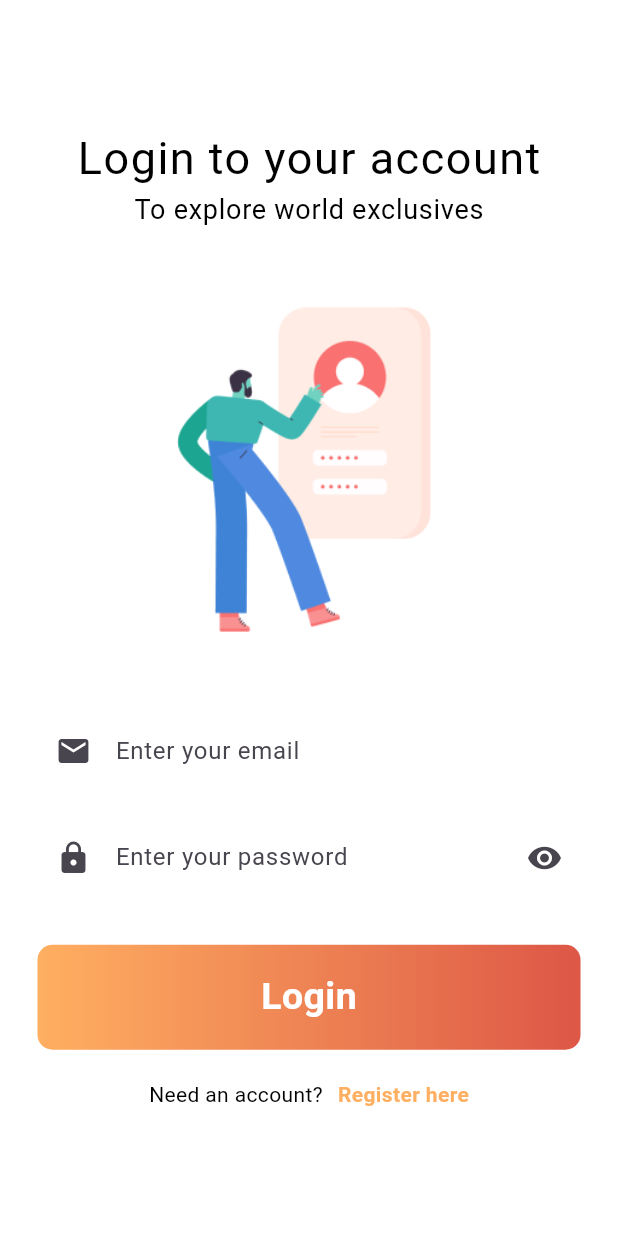
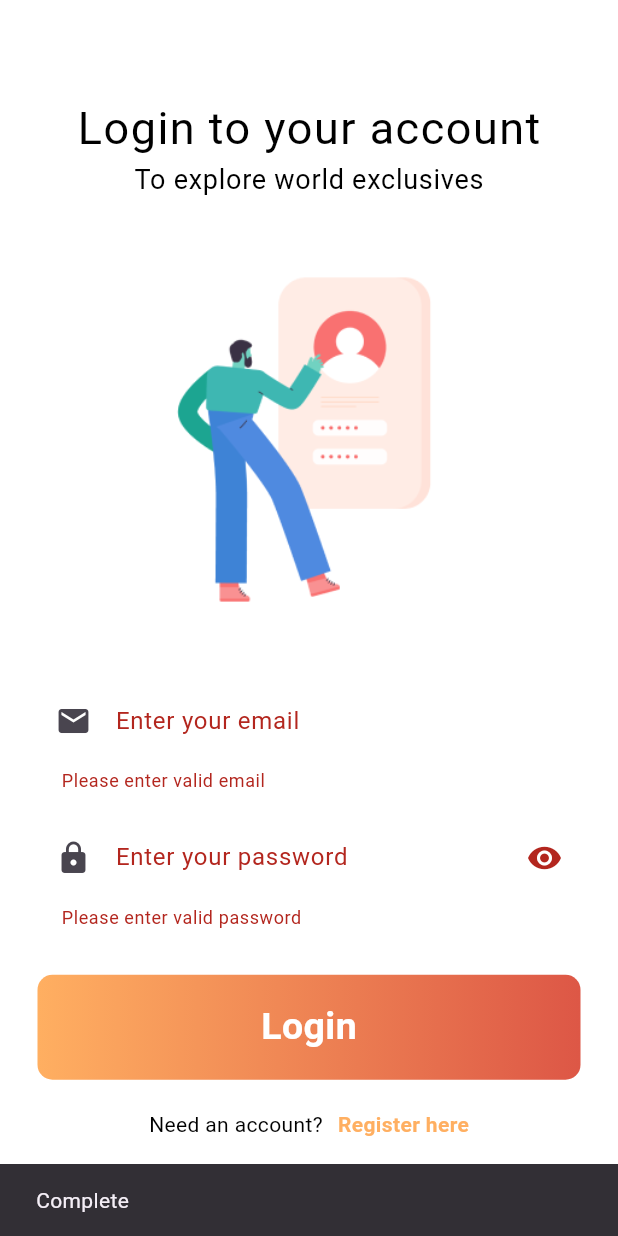
Before and after one commit to Nylast-bit/app_store, a Flutter app: the LoginScreen screen opened directly, after a tap on "Login", on a phone screen of 412 x 824 dp. Run offline on Flutter 3.47's test engine with Material 3 defaults, Android fonts, the phone set to English and light mode, and no system bars; our stand-ins replace cloud_firestore, firebase_auth, firebase_core; accounts and stored records are empty.

```diff
--- a/lib/Buyers/view/screens/authentication_screens/login_screen.dart
+++ b/lib/Buyers/view/screens/authentication_screens/login_screen.dart
@@ -63,6 +63,8 @@ class _LoginScreenState extends State<LoginScreen> {
         child: SingleChildScrollView(
           child: Padding(
             padding: const EdgeInsets.all(25.0),
+            child: Form(
+              key: _formKey,
               child: Column(
                 mainAxisAlignment: MainAxisAlignment.center,
 
@@ -154,7 +156,7 @@ class _LoginScreenState extends State<LoginScreen> {
 
                   GestureDetector(
                     onTap: () {
-
+                        loginUser();
                     },
 
                     child: Container(
@@ -212,6 +214,7 @@ class _LoginScreenState extends State<LoginScreen> {
                 ),
             ),
           ),
+        ),
       )
       );
   }
--- a/lib/main.dart
+++ b/lib/main.dart
@@ -30,7 +30,7 @@ class MyApp extends StatelessWidget {
         //brightness: Brightness.dark,
       //),
       title: 'Material App',
-      home: MainScreen(),
+      home: LoginScreen(),
     );
   }
 }
```
Lines whose indentation alone changed are shown as unchanged.
